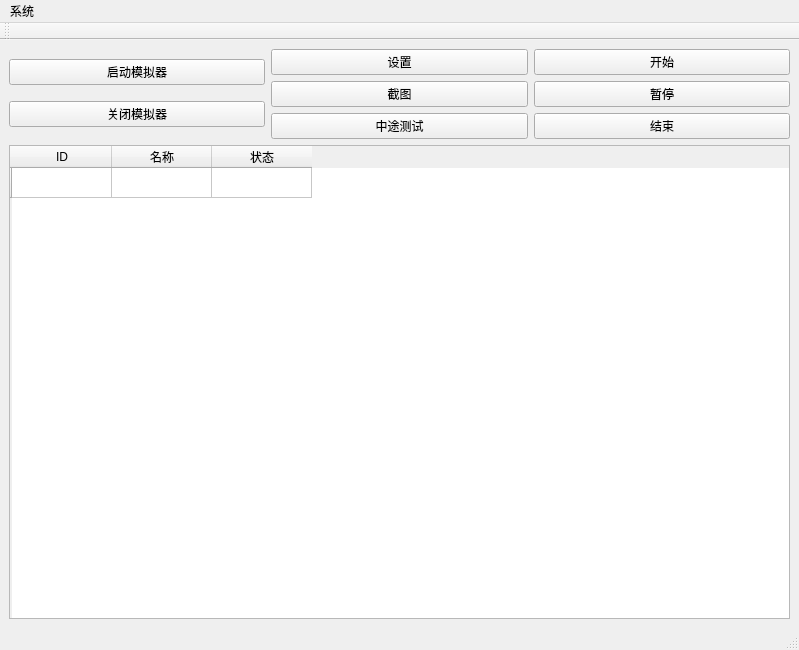
Above: main.ui from YunMengs/Firefly before the change. Below: the same form after it.
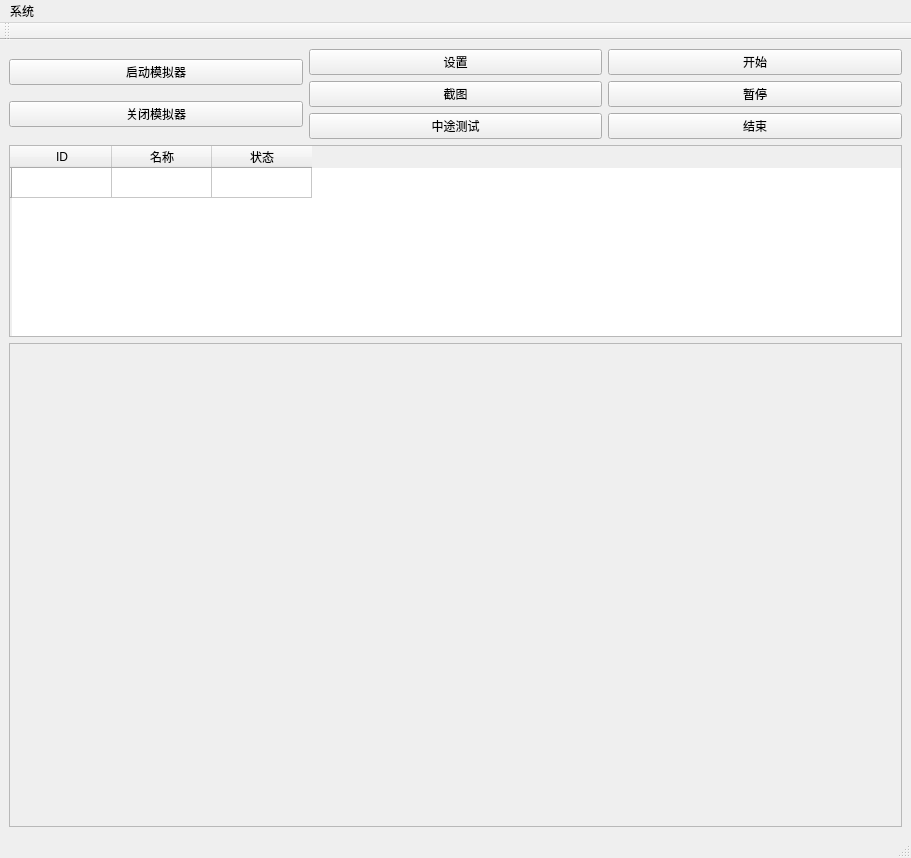
That is the form after the change.

Commit message: 界面修改

```diff
--- a/main.ui
+++ b/main.ui
@@ -6,8 +6,8 @@
    <rect>
     <x>0</x>
     <y>0</y>
-    <width>799</width>
-    <height>650</height>
+    <width>911</width>
+    <height>858</height>
    </rect>
   </property>
   <property name="windowTitle">
@@ -91,6 +91,18 @@
       </item>
       <item>
        <widget class="QTableWidget" name="tableWidget">
+        <property name="sizePolicy">
+         <sizepolicy hsizetype="Expanding" vsizetype="Fixed">
+          <horstretch>0</horstretch>
+          <verstretch>0</verstretch>
+         </sizepolicy>
+        </property>
+        <property name="maximumSize">
+         <size>
+          <width>16777215</width>
+          <height>223</height>
+         </size>
+        </property>
         <property name="layoutDirection">
          <enum>Qt::LeftToRight</enum>
         </property>
@@ -116,6 +128,23 @@
         </column>
        </widget>
       </item>
+      <item>
+       <widget class="QScrollArea" name="scrollArea">
+        <property name="widgetResizable">
+         <bool>true</bool>
+        </property>
+        <widget class="QWidget" name="scrollAreaWidgetContents_4">
+         <property name="geometry">
+          <rect>
+           <x>0</x>
+           <y>0</y>
+           <width>885</width>
+           <height>459</height>
+          </rect>
+         </property>
+        </widget>
+       </widget>
+      </item>
      </layout>
     </item>
    </layout>
@@ -125,7 +154,7 @@
     <rect>
      <x>0</x>
      <y>0</y>
-     <width>799</width>
+     <width>911</width>
      <height>26</height>
     </rect>
    </property>
```
The commit also changes 1 other file.
